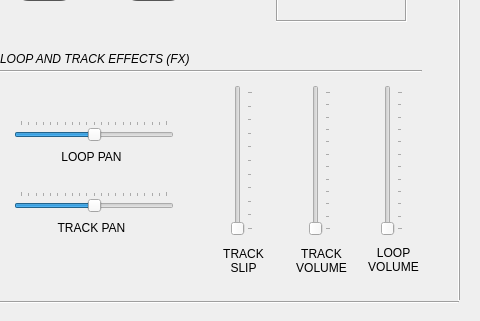
Above: audnauseum/gui/looper.ui from AudNauseum/AudNauseum before the change; both pictures show x 341 to 821 and y 289 to 610 of the 821 by 610 pixel window. Below: the same form after it.
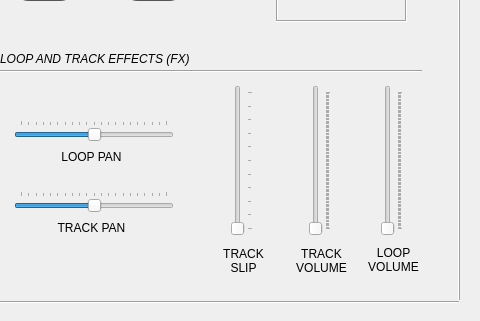
That is the form after the change. Icons and pictures are not drawn.

Commit message: Update volume slider max to 100

Patch:
```diff
--- a/audnauseum/gui/looper.ui
+++ b/audnauseum/gui/looper.ui
@@ -1081,7 +1081,7 @@
     </rect>
    </property>
    <property name="maximum">
-    <number>11</number>
+    <number>100</number>
    </property>
    <property name="orientation">
     <enum>Qt::Vertical</enum>
@@ -1146,7 +1146,7 @@
     </rect>
    </property>
    <property name="maximum">
-    <number>11</number>
+    <number>100</number>
    </property>
    <property name="orientation">
     <enum>Qt::Vertical</enum>
```
